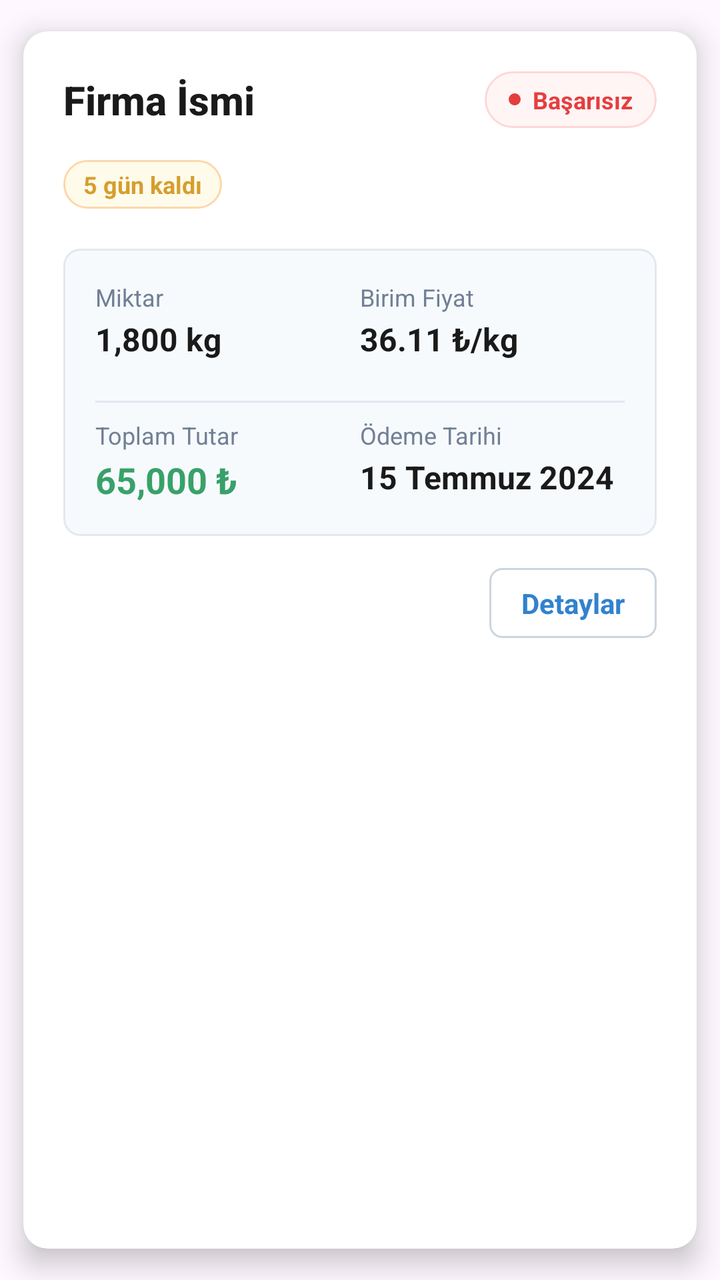
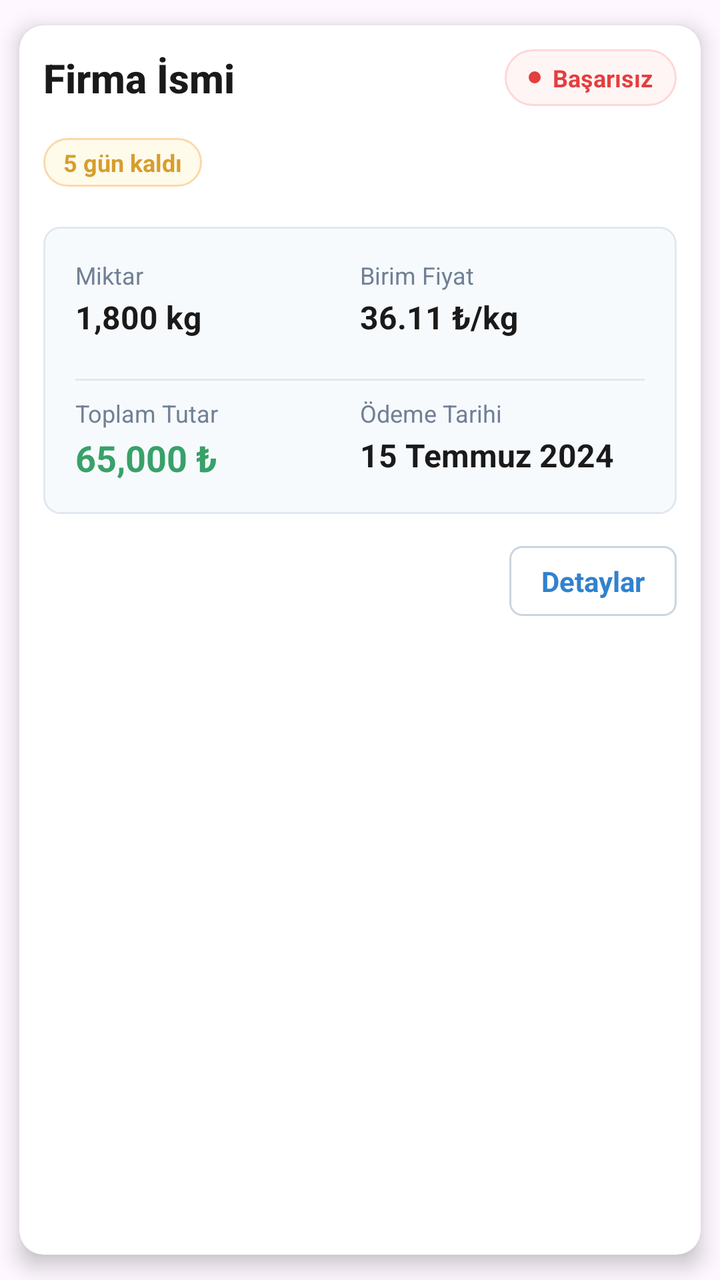

An Android layout rendered at two revisions. The XML below is the earlier revision; the diff shows what the commit changed to produce the second picture.
<!-- AndroidManifest.xml: application theme Theme.DesignExample -->
<!-- res/layout/recycler_view_card.xml -->
<?xml version="1.0" encoding="utf-8"?>
<androidx.cardview.widget.CardView
    xmlns:android="http://schemas.android.com/apk/res/android"
    xmlns:app="http://schemas.android.com/apk/res-auto"
    android:layout_width="match_parent"
    android:layout_height="wrap_content"
    android:layout_margin="12dp"
    app:cardCornerRadius="12dp"
    app:cardElevation="8dp"
    app:cardUseCompatPadding="true"
    app:cardBackgroundColor="@android:color/white">

    <LinearLayout
        android:layout_width="match_parent"
        android:layout_height="wrap_content"
        android:orientation="vertical"
        android:padding="20dp">

        
        <RelativeLayout
            android:layout_width="match_parent"
            android:layout_height="wrap_content"
            android:layout_marginBottom="16dp">

            <TextView
                android:id="@+id/CompanyName"
                android:layout_width="wrap_content"
                android:layout_height="wrap_content"
                android:layout_alignParentStart="true"
                android:layout_centerVertical="true"
                android:text="Firma İsmi"
                android:textColor="#1A1A1A"
                android:textSize="20sp"
                android:textStyle="bold"
                android:fontFamily="sans-serif-medium" />

            <LinearLayout
                android:layout_width="wrap_content"
                android:layout_height="wrap_content"
                android:layout_alignParentEnd="true"
                android:layout_centerVertical="true"
                android:background="@drawable/status_badge_bg"
                android:orientation="horizontal"
                android:paddingHorizontal="12dp"
                android:paddingVertical="6dp">

                <View
                    android:layout_width="6dp"
                    android:layout_height="6dp"
                    android:layout_gravity="center_vertical"
                    android:layout_marginEnd="6dp"
                    android:background="@drawable/status_dot" />

                <TextView
                    android:id="@+id/OdemeDurumu"
                    android:layout_width="wrap_content"
                    android:layout_height="wrap_content"
                    android:text="Başarısız"
                    android:textColor="#E53E3E"
                    android:textSize="12sp"
                    android:textStyle="bold" />
            </LinearLayout>
        </RelativeLayout>

        
        <TextView
            android:id="@+id/kalanTarih"
            android:layout_width="wrap_content"
            android:layout_height="wrap_content"
            android:layout_marginBottom="20dp"
            android:background="@drawable/time_badge_bg"
            android:paddingHorizontal="10dp"
            android:paddingVertical="4dp"
            android:text="5 gün kaldı"
            android:textColor="#D69E2E"
            android:textSize="12sp"
            android:textStyle="bold" />

        
        <LinearLayout
            android:layout_width="match_parent"
            android:layout_height="wrap_content"
            android:orientation="vertical"
            android:background="@drawable/info_section_bg"
            android:padding="16dp">

            
            <LinearLayout
                android:layout_width="match_parent"
                android:layout_height="wrap_content"
                android:layout_marginBottom="12dp"
                android:orientation="horizontal">

                <LinearLayout
                    android:layout_width="0dp"
                    android:layout_height="wrap_content"
                    android:layout_weight="1"
                    android:orientation="vertical">

                    <TextView
                        android:layout_width="wrap_content"
                        android:layout_height="wrap_content"
                        android:text="Miktar"
                        android:textColor="#718096"
                        android:textSize="12sp" />

                    <TextView
                        android:id="@+id/KgMiktari"
                        android:layout_width="wrap_content"
                        android:layout_height="wrap_content"
                        android:layout_marginTop="2dp"
                        android:text="1,800 kg"
                        android:textColor="#1A1A1A"
                        android:textSize="16sp"
                        android:textStyle="bold" />
                </LinearLayout>

                <LinearLayout
                    android:layout_width="0dp"
                    android:layout_height="wrap_content"
                    android:layout_weight="1"
                    android:orientation="vertical">

                    <TextView
                        android:layout_width="wrap_content"
                        android:layout_height="wrap_content"
                        android:text="Birim Fiyat"
                        android:textColor="#718096"
                        android:textSize="12sp" />

                    <TextView
                        android:id="@+id/SatisFiyati"
                        android:layout_width="wrap_content"
                        android:layout_height="wrap_content"
                        android:layout_marginTop="2dp"
                        android:text="36.11 ₺/kg"
                        android:textColor="#1A1A1A"
                        android:textSize="16sp"
                        android:textStyle="bold" />
                </LinearLayout>
            </LinearLayout>

            
            <View
                android:layout_width="match_parent"
                android:layout_height="1dp"
                android:layout_marginVertical="8dp"
                android:background="#E2E8F0" />

            
            <LinearLayout
                android:layout_width="match_parent"
                android:layout_height="wrap_content"
                android:orientation="horizontal">

                <LinearLayout
                    android:layout_width="0dp"
                    android:layout_height="wrap_content"
                    android:layout_weight="1"
                    android:orientation="vertical">

                    <TextView
                        android:layout_width="wrap_content"
                        android:layout_height="wrap_content"
                        android:text="Toplam Tutar"
                        android:textColor="#718096"
                        android:textSize="12sp" />

                    <TextView
                        android:id="@+id/OdemeMiktari"
                        android:layout_width="wrap_content"
                        android:layout_height="wrap_content"
                        android:layout_marginTop="2dp"
                        android:text="65,000 ₺"
                        android:textColor="#38A169"
                        android:textSize="18sp"
                        android:textStyle="bold" />
                </LinearLayout>

                <LinearLayout
                    android:layout_width="0dp"
                    android:layout_height="wrap_content"
                    android:layout_weight="1"
                    android:orientation="vertical">

                    <TextView
                        android:layout_width="wrap_content"
                        android:layout_height="wrap_content"
                        android:text="Ödeme Tarihi"
                        android:textColor="#718096"
                        android:textSize="12sp" />

                    <TextView
                        android:id="@+id/OdemeTarihi"
                        android:layout_width="wrap_content"
                        android:layout_height="wrap_content"
                        android:layout_marginTop="2dp"
                        android:text="15 Temmuz 2024"
                        android:textColor="#1A1A1A"
                        android:textSize="16sp"
                        android:textStyle="bold" />
                </LinearLayout>
            </LinearLayout>
        </LinearLayout>

        
        <LinearLayout
            android:layout_width="match_parent"
            android:layout_height="wrap_content"
            android:layout_marginTop="16dp"
            android:gravity="end"
            android:orientation="horizontal">

            <TextView
                android:id="@+id/btnDetay"
                android:layout_width="wrap_content"
                android:layout_height="wrap_content"
                android:background="@drawable/button_outline_bg"
                android:paddingHorizontal="16dp"
                android:paddingVertical="8dp"
                android:text="Detaylar"
                android:textColor="#3182CE"
                android:textSize="14sp"
                android:textStyle="bold" />
        </LinearLayout>

    </LinearLayout>

</androidx.cardview.widget.CardView>
<!-- resources referenced by this layout -->
<resources>
  <!-- drawable button_outline_bg (drawable) -->
  <selector xmlns:android="http://schemas.android.com/apk/res/android">
  
      
      <item android:state_pressed="true">
          <shape android:shape="rectangle">
              <solid android:color="#EBF8FF" />
              <corners android:radius="6dp" />
              <stroke
                  android:width="1dp"
                  android:color="#3182CE" />
          </shape>
      </item>
  
      
      <item>
          <shape android:shape="rectangle">
              <solid android:color="@android:color/transparent" />
              <corners android:radius="6dp" />
              <stroke
                  android:width="1dp"
                  android:color="#CBD5E0" />
          </shape>
      </item>
  
  </selector>
  <!-- drawable info_section_bg (drawable) -->
  <shape xmlns:android="http://schemas.android.com/apk/res/android"
      android:shape="rectangle">
      <solid android:color="#F7FAFC" />
      <corners android:radius="8dp" />
      <stroke
          android:width="1dp"
          android:color="#E2E8F0" />
  </shape>
  <!-- drawable status_badge_bg (drawable) -->
  <shape xmlns:android="http://schemas.android.com/apk/res/android"
      android:shape="rectangle">
      <solid android:color="#FFF5F5" />
      <stroke
          android:width="1dp"
          android:color="#FED7D7" />
      <corners android:radius="16dp" />
  </shape>
  <!-- drawable status_dot (drawable) -->
  <shape xmlns:android="http://schemas.android.com/apk/res/android"
      android:shape="oval">
      <solid android:color="#E53E3E" />
      <size
          android:width="6dp"
          android:height="6dp" />
  </shape>
  <!-- drawable time_badge_bg (drawable) -->
  <shape xmlns:android="http://schemas.android.com/apk/res/android"
      android:shape="rectangle">
      <solid android:color="#FFFBEB" />
      <corners android:radius="12dp" />
      <stroke
          android:width="1dp"
          android:color="#FED7AA" />
  </shape>
  <style name="Theme.DesignExample" parent="Base.Theme.DesignExample" />
  <style name="Base.Theme.DesignExample" parent="Theme.Material3.DayNight.NoActionBar">
          
          
          <item name="android:statusBarColor">@color/black</item>
      </style>
  <color name="black">#FF000000</color>
</resources>

<!-- the commit's change to res/layout/recycler_view_card.xml (unified diff, before → after) -->
@@ -4,9 +4,10 @@
     xmlns:app="http://schemas.android.com/apk/res-auto"
     android:layout_width="match_parent"
     android:layout_height="wrap_content"
-    android:layout_margin="12dp"
+    android:layout_marginHorizontal="16dp"
+    android:layout_marginVertical="8dp"
     app:cardCornerRadius="12dp"
-    app:cardElevation="8dp"
+    app:cardElevation="6dp"
     app:cardUseCompatPadding="true"
     app:cardBackgroundColor="@android:color/white">
 
@@ -14,7 +15,7 @@
         android:layout_width="match_parent"
         android:layout_height="wrap_content"
         android:orientation="vertical"
-        android:padding="20dp">
+        android:padding="12dp">
 
         
         <RelativeLayout
@@ -35,6 +36,7 @@
                 android:fontFamily="sans-serif-medium" />
 
             <LinearLayout
+                android:id="@+id/status_badge"
                 android:layout_width="wrap_content"
                 android:layout_height="wrap_content"
                 android:layout_alignParentEnd="true"
@@ -45,6 +47,7 @@
                 android:paddingVertical="6dp">
 
                 <View
+                    android:id="@+id/statusDot"
                     android:layout_width="6dp"
                     android:layout_height="6dp"
                     android:layout_gravity="center_vertical"
@@ -92,6 +95,7 @@
                 android:orientation="horizontal">
 
                 <LinearLayout
+
                     android:layout_width="0dp"
                     android:layout_height="wrap_content"
                     android:layout_weight="1"
@@ -216,6 +220,8 @@
                 android:layout_width="wrap_content"
                 android:layout_height="wrap_content"
                 android:background="@drawable/button_outline_bg"
+                android:clickable="true"
+                android:focusable="true"
                 android:paddingHorizontal="16dp"
                 android:paddingVertical="8dp"
                 android:text="Detaylar"
